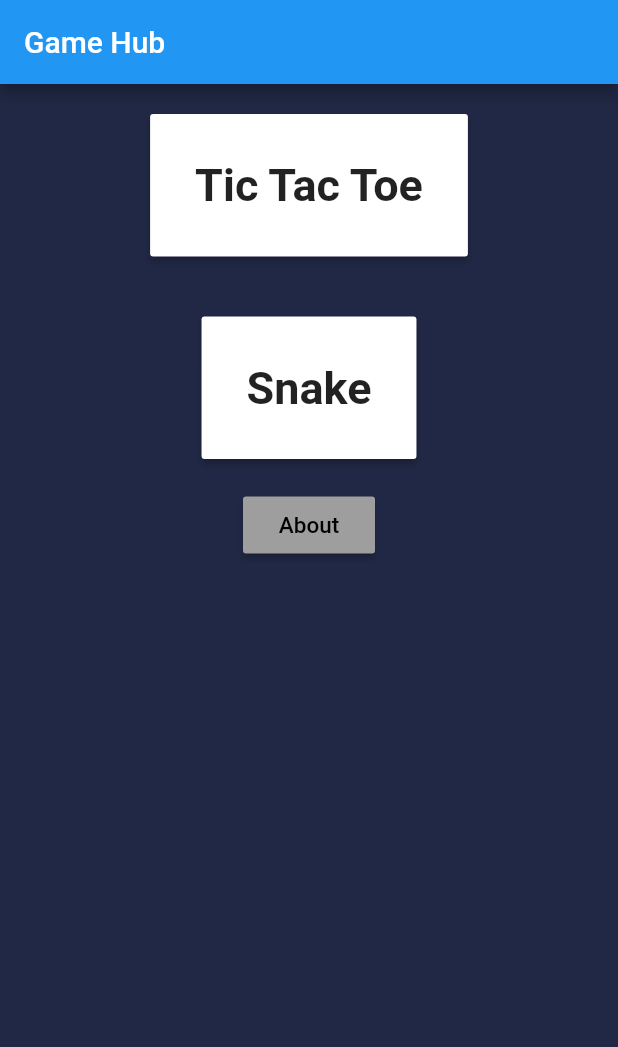
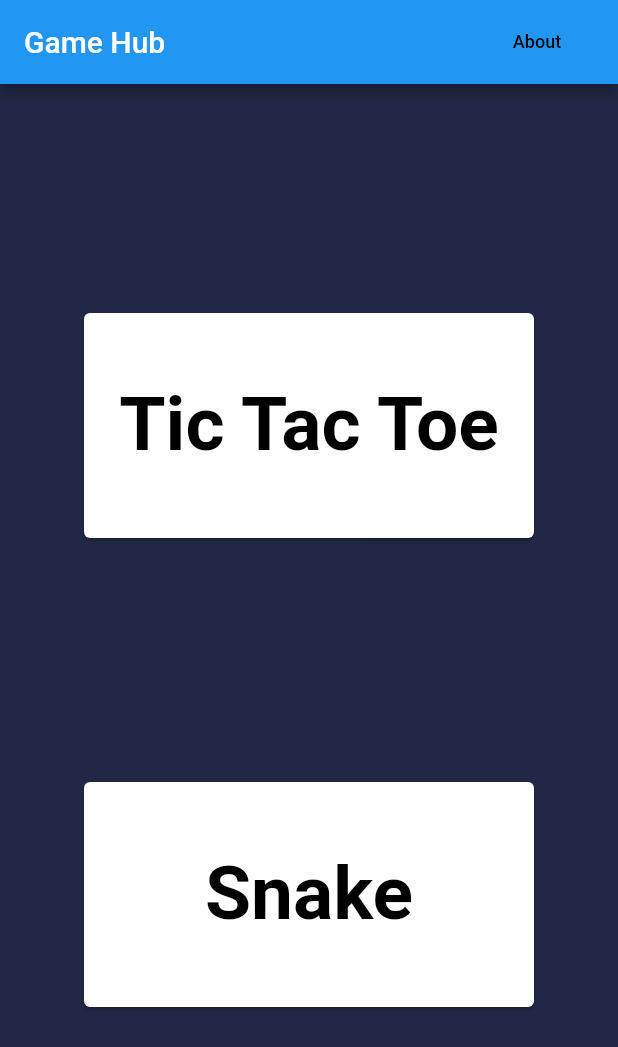
Before and after one commit to Aaron0608/flutter_mini_games, a Flutter app: the screen it shows after launch, on a phone screen of 412 x 824 dp. Shown: the top 1047 px of the screen. Run offline on Flutter 3.47's test engine with Material 2 defaults, Android fonts, the light colour scheme and no system bars; our stand-ins replace shared_preferences.

Commit message:
Updated homepage cards

```diff
--- a/lib/main.dart
+++ b/lib/main.dart
@@ -11,9 +11,6 @@ class MyApp extends StatelessWidget {
   // This widget is the root of your application.
   @override
   Widget build(BuildContext context) {
-    precacheImage(AssetImage("assets/images/home_page_background_3.jpg"), context);
-    precacheImage(AssetImage("assets/images/home_page_background_5.jpg"), context);
-    precacheImage(AssetImage("assets/images/home_page_background_7.jpg"), context);
     return MaterialApp(
         title: 'Flutter Demo',
         theme: ThemeData(
@@ -24,63 +21,85 @@ class MyApp extends StatelessWidget {
 }
 
 class HomePage extends StatelessWidget {
+  // Handle clicking the Tic Tac Toe button by navigating to the TicTacToe app
+  void handleOnClickTicTacToe(context) {
+    Navigator.of(context)
+        .push(MaterialPageRoute(builder: (context) => TicTacToe()));
+  }
+
+  // Handle clicking the Snake button by navigating to the SnakeGame app
+  void handleOnClickSnakeGame(context) {
+    Navigator.of(context)
+        .push(MaterialPageRoute(builder: (context) => SnakeGame()));
+  }
+
   @override
   Widget build(BuildContext context) {
     return Scaffold(
         backgroundColor: Color.fromRGBO(33, 40, 69, 1),
-        //backgroundColor: Colors.yellow,
-        appBar: AppBar(title: Text('Game Hub'
-            )),
+        appBar: AppBar(
+          title: Text('Game Hub'),
+          actions: [
+            Container(
+                padding: EdgeInsets.all(10),
+                child: FlatButton(
+                  onPressed: null,
+                  child: Text(
+                    'About',
+                    style: TextStyle(
+                      fontSize: 12,
+                      color: Colors.black,
+                    ),
+                  ),
+                ))
+          ],
+        ),
         body:
-        ListView(children: [
-          Center(                                                   // TIC TAC TOE GAME BUTTON
-              child: Container(
-                margin: EdgeInsets.all(20.0),
-
-                  child: RaisedButton(
-                    padding: EdgeInsets.all(30.0),
-            color: Colors.white,
-            onPressed: () {
-              Navigator.of(context)
-                  .push(MaterialPageRoute(builder: (context) => TicTacToe()));
-            },
-            child: Text(
-              "Tic Tac Toe",
-              style: TextStyle(fontSize: 30, fontWeight: FontWeight.bold)
-            ),
-          ))),
-          Center(                                                     // SNAKE GAME BUTTON
-              child: Container(
-                  margin: EdgeInsets.all(20.0),
-
-                  child: RaisedButton(
-                    padding: EdgeInsets.all(30.0),
-                    color: Colors.white,
-                    onPressed: () {
-                      Navigator.of(context)
-                          .push(MaterialPageRoute(builder: (context) => SnakeGame()));
-                    },
-                    child: Text(
-                        "Snake",
-                        style: TextStyle(fontSize: 30, fontWeight: FontWeight.bold)
-                    ),
-                  ))),
-          Center(                                                     // ABOUT GAME BUTTON
-              child: Container(
-                  margin: EdgeInsets.only(bottom: 10.0),
-
-                  child: RaisedButton(
-                    padding: EdgeInsets.all(10.0),
-                    color: Colors.grey,
-                    onPressed: () {
-                      //Navigator.of(context)
-                      //.push(MaterialPageRoute(builder: (context) => SnakePage()));
-                    },
-                    child: Text(
-                        "About",
-                        style: TextStyle(fontSize: 15, color: Colors.black),
-                    ),
-                  )))
+            Column(mainAxisAlignment: MainAxisAlignment.spaceEvenly, children: [
+          Center(
+              // TIC TAC TOE GAME BUTTON
+              child: HomePageCard('Tic Tac Toe',
+                  handleOnButtonClick: handleOnClickTicTacToe)),
+          Center(
+              // SNAKE GAME BUTTON
+              child: HomePageCard(
+            'Snake',
+            handleOnButtonClick: handleOnClickSnakeGame,
+          )),
         ]));
   }
 }
+
+class HomePageCard extends StatelessWidget {
+  String name;
+  Function(BuildContext context) handleOnButtonClick;
+
+  HomePageCard(String name, {this.handleOnButtonClick}) {
+    this.name = name;
+  }
+
+  @override
+  Widget build(BuildContext context) {
+    return Card(
+        margin: EdgeInsets.all(10),
+        // shape: BeveledRectangleBorder(borderRadius: BorderRadius.circular(5)),
+        child: Container(
+            width: 300,
+            height: 150,
+            child: FlatButton(
+              // padding: EdgeInsets.all(10.0),
+              onPressed: this.handleOnButtonClick == null
+                  ? null
+                  : () {
+                      this.handleOnButtonClick(context);
+                    },
+              child: Text(
+                name,
+                style: TextStyle(
+                    fontSize: 50,
+                    color: Colors.black,
+                    fontWeight: FontWeight.bold),
+              ),
+            )));
+  }
+}
```
Also changed, not shown: lib/snake/snake.dart (+0 -26 lines).
